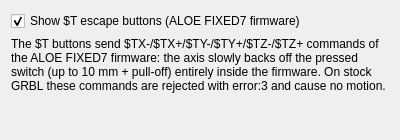
Before: the Qt Designer form limit_monitor/settings.ui in Dzantemir/candle-plugin-limit-monitor, drawn with Qt 5.
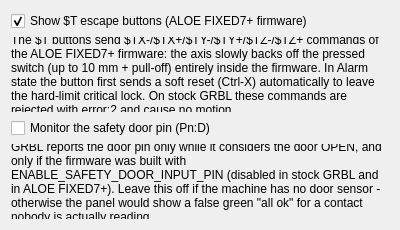
After: the same form once the commit is applied.

```diff
--- a/limit_monitor/settings.ui
+++ b/limit_monitor/settings.ui
@@ -7,14 +7,14 @@
     <x>0</x>
     <y>0</y>
     <width>400</width>
-    <height>140</height>
+    <height>230</height>
    </rect>
   </property>
   <layout class="QVBoxLayout" name="verticalLayout">
    <item>
     <widget class="QCheckBox" name="chkEscape">
      <property name="text">
-      <string>Show $T escape buttons (ALOE FIXED7 firmware)</string>
+      <string>Show $T escape buttons (ALOE FIXED7+ firmware)</string>
      </property>
      <property name="checked">
       <bool>true</bool>
@@ -24,7 +24,27 @@
    <item>
     <widget class="QLabel" name="lblNote">
      <property name="text">
-      <string>The $T buttons send $TX-/$TX+/$TY-/$TY+/$TZ-/$TZ+ commands of the ALOE FIXED7 firmware: the axis slowly backs off the pressed switch (up to 10 mm + pull-off) entirely inside the firmware. On stock GRBL these commands are rejected with error:3 and cause no motion.</string>
+      <string>The $T buttons send $TX-/$TX+/$TY-/$TY+/$TZ-/$TZ+ commands of the ALOE FIXED7+ firmware: the axis slowly backs off the pressed switch (up to 10 mm + pull-off) entirely inside the firmware. In Alarm state the button first sends a soft reset (Ctrl-X) automatically to leave the hard-limit critical lock. On stock GRBL these commands are rejected with error:2 and cause no motion.</string>
+     </property>
+     <property name="wordWrap">
+      <bool>true</bool>
+     </property>
+    </widget>
+   </item>
+   <item>
+    <widget class="QCheckBox" name="chkDoor">
+     <property name="text">
+      <string>Monitor the safety door pin (Pn:D)</string>
+     </property>
+     <property name="checked">
+      <bool>false</bool>
+     </property>
+    </widget>
+   </item>
+   <item>
+    <widget class="QLabel" name="lblNoteDoor">
+     <property name="text">
+      <string>GRBL reports the door pin only while it considers the door OPEN, and only if the firmware was built with ENABLE_SAFETY_DOOR_INPUT_PIN (disabled in stock GRBL and in ALOE FIXED7+). Leave this off if the machine has no door sensor - otherwise the panel would show a false green "all ok" for a contact nobody is actually reading.</string>
      </property>
      <property name="wordWrap">
       <bool>true</bool>
```
